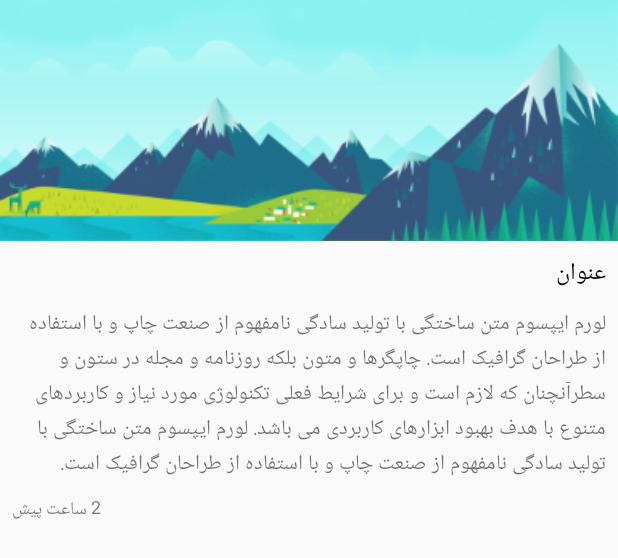
After one commit to a-donyagard/7learnTutorialApp, an Android app: the layout activity_post.xml on its own in the app's theme, with its tools: preview values and no code run, on a phone screen of 412 x 824 dp. The commit adds this screen. Shown: the top 558 px of the screen. Run offline under Robolectric (Android 15) with nearby library versions, the phone set to English and light mode, and no system bars; network calls fail.

```diff
--- a/app/src/main/java/com/example/android/a7learntutorialapp/view/activity/boutiqueActivity.java
+++ b/app/src/main/java/com/example/android/a7learntutorialapp/view/activity/BoutiqueActivity.java
@@ -8,7 +8,7 @@ import android.os.Bundle;
 import com.example.android.a7learntutorialapp.adapter.ClothesViewPagerAdapter;
 import com.example.android.a7learntutorialapp.R;
 
-public class boutiqueActivity extends AppCompatActivity {
+public class BoutiqueActivity extends AppCompatActivity {
 
     @Override
     protected void onCreate(Bundle savedInstanceState) {
--- /dev/null
+++ b/app/src/main/res/layout/activity_post.xml
@@ -0,0 +1,62 @@
+<?xml version="1.0" encoding="utf-8"?>
+<RelativeLayout xmlns:android="http://schemas.android.com/apk/res/android"
+    xmlns:tools="http://schemas.android.com/tools"
+    android:layout_width="match_parent"
+    android:layout_height="match_parent"
+    tools:context="com.example.android.a7learntutorialapp.view.activity.PostActivity">
+
+    <ScrollView
+        android:layout_width="match_parent"
+        android:layout_height="match_parent">
+
+        <LinearLayout xmlns:android="http://schemas.android.com/apk/res/android"
+            xmlns:tools="http://schemas.android.com/tools"
+            android:layout_width="match_parent"
+            android:layout_height="wrap_content"
+            android:orientation="vertical">
+
+            <ImageView
+                android:id="@+id/item_image"
+                android:layout_width="match_parent"
+                android:layout_height="wrap_content"
+                android:layout_marginBottom="@dimen/standard_margin"
+                android:adjustViewBounds="true"
+                android:scaleType="centerCrop"
+                tools:src="@drawable/pic1" />
+
+            <TextView
+                android:id="@+id/posts_title"
+                android:layout_width="wrap_content"
+                android:layout_height="wrap_content"
+                android:layout_gravity="right"
+                android:layout_marginRight="@dimen/standard_margin"
+                android:layout_marginBottom="@dimen/standard_margin"
+                android:textColor="@android:color/black"
+                android:textSize="@dimen/large_font_size"
+                tools:text="عنوان" />
+
+            <TextView
+                android:id="@+id/posts_content"
+                android:layout_width="match_parent"
+                android:layout_height="wrap_content"
+                android:layout_gravity="right"
+                android:layout_marginLeft="@dimen/standard_margin"
+                android:layout_marginRight="@dimen/standard_margin"
+                android:layout_marginBottom="@dimen/standard_margin"
+                android:textSize="@dimen/normal_font_size"
+                tools:text="لورم ایپسوم متن ساختگی با تولید سادگی نامفهوم از صنعت چاپ و با استفاده از طراحان گرافیک است. چاپگرها و متون بلکه روزنامه و مجله در ستون و سطرآنچنان که لازم است و برای شرایط فعلی تکنولوژی مورد نیاز و کاربردهای متنوع با هدف بهبود ابزارهای کاربردی می باشد. لورم ایپسوم متن ساختگی با تولید سادگی نامفهوم از صنعت چاپ و با استفاده از طراحان گرافیک است." />
+
+            <TextView
+                android:id="@+id/posts_date"
+                android:layout_width="wrap_content"
+                android:layout_height="wrap_content"
+                android:layout_gravity="left"
+                android:layout_marginLeft="@dimen/standard_margin"
+                android:layout_marginRight="@dimen/standard_margin"
+                android:layout_marginBottom="@dimen/standard_margin"
+                android:textSize="@dimen/small_font_size"
+                tools:text="2 ساعت پیش" />
+        </LinearLayout>
+
+    </ScrollView>
+</RelativeLayout>
--- a/app/src/main/res/layout/activity_last_news.xml
+++ b/app/src/main/res/layout/activity_posts.xml
@@ -3,7 +3,7 @@
     xmlns:tools="http://schemas.android.com/tools"
     android:layout_width="match_parent"
     android:layout_height="match_parent"
-    tools:context="com.example.android.a7learntutorialapp.view.activity.LastNewsActivity">
+    tools:context="com.example.android.a7learntutorialapp.view.activity.PostsActivity">
     <android.support.v7.widget.RecyclerView
         android:id="@+id/recycler_view"
         android:layout_width="match_parent"
--- a/app/src/main/res/layout/layout_news.xml
+++ b/app/src/main/res/layout/layout_posts.xml
@@ -16,7 +16,7 @@
         tools:src="@drawable/pic1" />
 
     <TextView
-        android:id="@+id/news_title"
+        android:id="@+id/posts_title"
         android:layout_width="wrap_content"
         android:layout_height="wrap_content"
         android:layout_gravity="right"
@@ -27,7 +27,7 @@
         tools:text="عنوان" />
 
     <TextView
-        android:id="@+id/news_content"
+        android:id="@+id/posts_content"
         android:layout_width="match_parent"
         android:layout_height="wrap_content"
         android:layout_gravity="right"
@@ -40,7 +40,7 @@
         tools:text="لورم ایپسوم متن ساختگی با تولید سادگی نامفهوم از صنعت چاپ و با استفاده از طراحان گرافیک است. چاپگرها و متون بلکه روزنامه و مجله در ستون و سطرآنچنان که لازم است و برای شرایط فعلی تکنولوژی مورد نیاز و کاربردهای متنوع با هدف بهبود ابزارهای کاربردی می باشد. لورم ایپسوم متن ساختگی با تولید سادگی نامفهوم از صنعت چاپ و با استفاده از طراحان گرافیک است." />
 
     <TextView
-        android:id="@+id/news_date"
+        android:id="@+id/posts_date"
         android:layout_width="wrap_content"
         android:layout_height="wrap_content"
         android:layout_gravity="left"
--- a/app/src/main/res/values/colors.xml
+++ b/app/src/main/res/values/colors.xml
@@ -3,4 +3,7 @@
     <color name="colorPrimary">#008577</color>
     <color name="colorPrimaryDark">#00574B</color>
     <color name="colorAccent">#D81B60</color>
+
+    <color name="color_visited_post">#ddd</color>
+    <color name="color_not_visited_post">@android:color/white</color>
 </resources>
```
Also changed, not shown: app/src/main/AndroidManifest.xml (+5 -4 lines), app/src/main/java/com/example/android/a7learntutorialapp/SevenLearnDatabaseOpenHelper.java (added, +142 -0 lines), app/src/main/java/com/example/android/a7learntutorialapp/adapter/NewsAdapter.java (deleted, +0 -73 lines), app/src/main/java/com/example/android/a7learntutorialapp/adapter/PostsAdapter.java (added, +97 -0 lines), app/src/main/java/com/example/android/a7learntutorialapp/datamodel/Post.java (+9 -0 lines), app/src/main/java/com/example/android/a7learntutorialapp/view/activity/LastNewsActivity.java (deleted, +0 -34 lines), app/src/main/java/com/example/android/a7learntutorialapp/view/activity/PostActivity.java (added, +53 -0 lines), app/src/main/java/com/example/android/a7learntutorialapp/view/activity/PostsActivity.java (added, +52 -0 lines).
